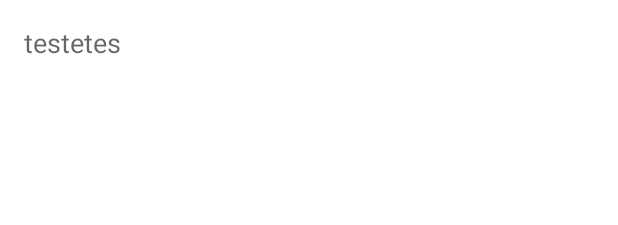
After one commit to MP-locateC/locatec_main, an Android app: the layout report_firstpage.xml on its own in the app's theme, with its tools: preview values and no code run, on a phone screen of 412 x 824 dp. The commit adds this screen. Shown: the top 225 px of the screen. Run offline under Robolectric (Android 15) with nearby library versions, the phone set to English and light mode, and no system bars.

Commit message:
feat : pageview on report_page

```diff
--- a/app/build.gradle
+++ b/app/build.gradle
@@ -40,6 +40,7 @@ dependencies {
     implementation 'com.squareup.picasso:picasso:2.5.2'
     implementation 'de.hdodenhof:circleimageview:3.1.0'
     implementation "com.leinardi.android:speed-dial:3.2.0"
+    implementation "androidx.viewpager2:viewpager2:1.0.0"
 
     testImplementation 'junit:junit:4.+'
     androidTestImplementation 'androidx.test.ext:junit:1.1.3'
--- a/app/src/main/AndroidManifest.xml
+++ b/app/src/main/AndroidManifest.xml
@@ -40,7 +40,7 @@
             </intent-filter>
         </activity>
 
-        <activity android:name=".ReportPage" android:theme="@style/AppFullScreenTheme">
+        <activity android:name=".ScreenSlidePagerActivity">
         </activity>
     </application>
 
--- a/app/src/main/java/com/example/locatec/MapsActivity.java
+++ b/app/src/main/java/com/example/locatec/MapsActivity.java
@@ -99,7 +99,7 @@ public class MapsActivity extends FragmentActivity implements OnMapReadyCallback
         gotoReport.setOnClickListener(new View.OnClickListener() {
             @Override
             public void onClick(View view) {
-                Intent intent = new Intent(getApplicationContext(), ReportPage.class);
+                Intent intent = new Intent(getApplicationContext(), ScreenSlidePagerActivity.class);
                 startActivity(intent);
             }
         });
--- a/app/src/main/res/layout/activity_maps.xml
+++ b/app/src/main/res/layout/activity_maps.xml
@@ -19,8 +19,8 @@
 
     <RelativeLayout
         android:layout_width="match_parent"
-    android:layout_height="match_parent"
-    android:orientation="vertical">
+        android:layout_height="match_parent"
+        android:orientation="vertical">
 
         <fragment
             android:id="@+id/map"
--- /dev/null
+++ b/app/src/main/res/layout/report_firstpage.xml
@@ -0,0 +1,14 @@
+<?xml version="1.0" encoding="utf-8"?>
+<LinearLayout xmlns:android="http://schemas.android.com/apk/res/android"
+    android:orientation="vertical"
+    android:layout_width="match_parent"
+    android:layout_height="match_parent">
+
+    <TextView style="?android:textAppearanceMedium"
+        android:padding="16dp"
+        android:lineSpacingMultiplier="1.2"
+        android:layout_width="match_parent"
+        android:layout_height="wrap_content"
+        android:text="testetes" />
+
+</LinearLayout>
```
Also changed, not shown: app/src/main/java/com/example/locatec/ReportPage.java (deleted, +0 -31 lines), app/src/main/java/com/example/locatec/ScreenSlidePageFragment.java (added, +17 -0 lines), app/src/main/java/com/example/locatec/ScreenSlidePagerActivity.java (added, +69 -0 lines), app/src/main/res/layout/report_page.xml (+10 -7 lines).
